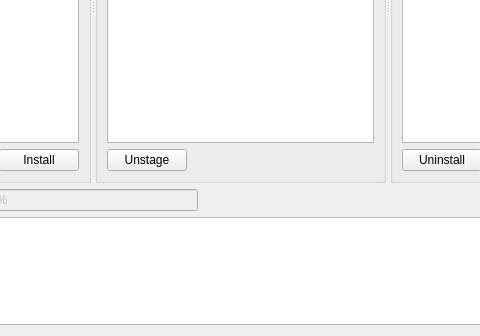
Qt form editor/ui/Repository.ui (kipr/kiss) before a commit; both pictures show x 212 to 692 and y 188 to 524 of the 905 by 524 pixel window.
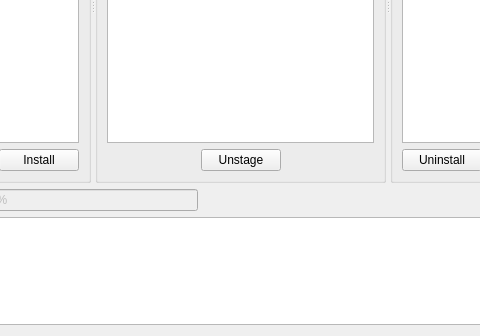
The same form after that commit. Icons and pictures are not drawn.

```diff
--- a/editor/ui/Repository.ui
+++ b/editor/ui/Repository.ui
@@ -87,6 +87,19 @@
        </item>
        <item>
         <layout class="QHBoxLayout" name="horizontalLayout_2">
+         <item>
+          <spacer name="horizontalSpacer_5">
+           <property name="orientation">
+            <enum>Qt::Horizontal</enum>
+           </property>
+           <property name="sizeHint" stdset="0">
+            <size>
+             <width>40</width>
+             <height>20</height>
+            </size>
+           </property>
+          </spacer>
+         </item>
          <item>
           <widget class="QPushButton" name="ui_unmark">
            <property name="text">
```
